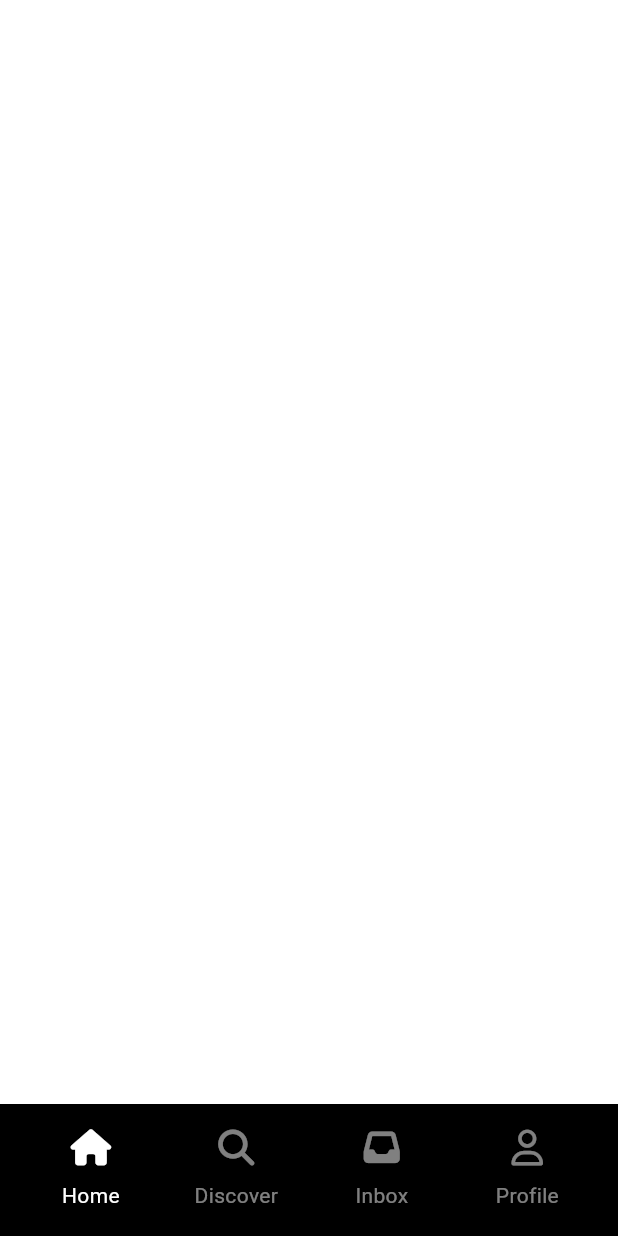
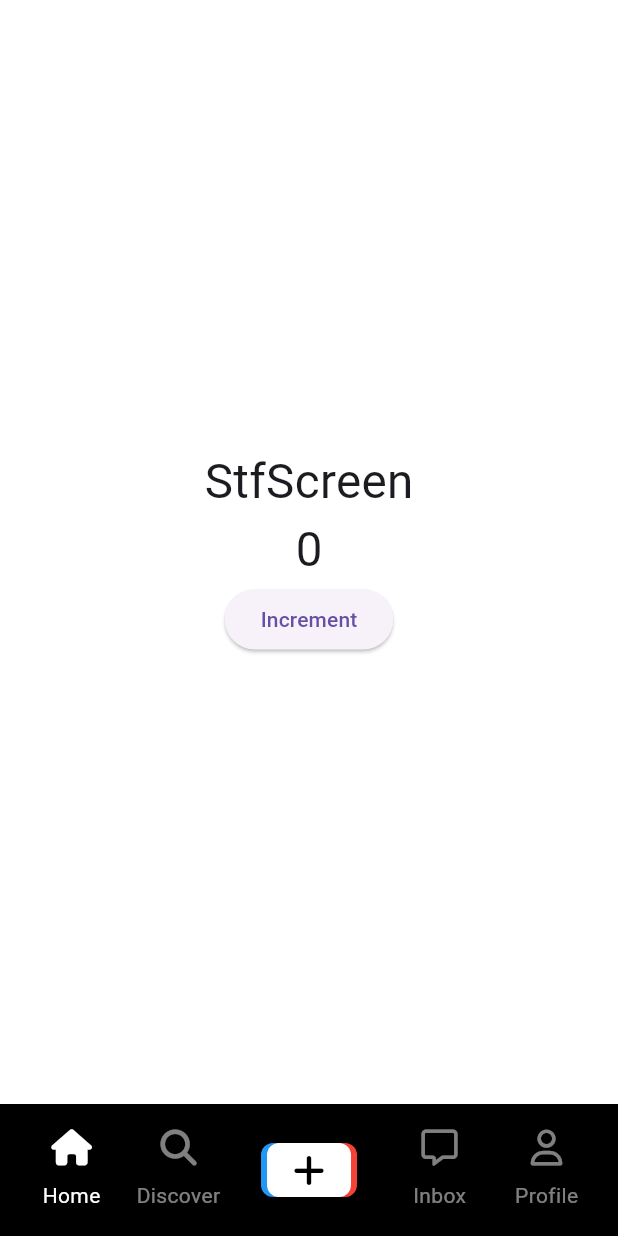
Before and after one commit to sigirace/tiktok_clone_v2, a Flutter app: the screen it shows after launch, on a phone screen of 412 x 824 dp. Run offline on Flutter 3.47's test engine with Material 3 defaults, Android fonts, the phone set to English and light mode, and no system bars; our stand-ins replace flutter_screenutil, font_awesome_flutter.

Commit message:
feat: stateful navigation & post video button

```diff
--- a/lib/features/main_navigation/main_navigation_screen.dart
+++ b/lib/features/main_navigation/main_navigation_screen.dart
@@ -1,6 +1,8 @@
 import 'package:flutter/material.dart';
 import 'package:font_awesome_flutter/font_awesome_flutter.dart';
+import 'package:tiktok_clone_v2/features/main_navigation/stf_screen.dart';
 import 'package:tiktok_clone_v2/features/main_navigation/widgets/nav_tab.dart';
+import 'package:tiktok_clone_v2/features/main_navigation/widgets/post_video_button.dart';
 
 import '../../constants/gaps.dart';
 import '../../constants/sizes.dart';
@@ -21,9 +23,54 @@
     });
   }
 
+  void _onPostVideo() {
+    Navigator.of(context).push(
+      MaterialPageRoute(
+        builder: (context) => Scaffold(
+          appBar: AppBar(
+            title: const Text("Record Video"),
+          ),
+        ),
+        fullscreenDialog: true,
+      ),
+    );
+  }
+
+  final screens = [
+    StfScreen(key: GlobalKey()),
+    StfScreen(key: GlobalKey()),
+    Container(),
+    StfScreen(key: GlobalKey()),
+    StfScreen(key: GlobalKey()),
+  ];
+
   @override
   Widget build(BuildContext context) {
     return Scaffold(
+      body: Stack(
+        children: [
+          Offstage(
+            offstage: _selectedIndex != 0,
+            child: screens.elementAt(0),
+          ),
+          Offstage(
+            offstage: _selectedIndex != 1,
+            child: screens.elementAt(1),
+          ),
+          Offstage(
+            offstage: _selectedIndex != 2,
+            child: screens.elementAt(2),
+          ),
+          Offstage(
+            offstage: _selectedIndex != 3,
+            child: screens.elementAt(3),
+          ),
+          Offstage(
+            offstage: _selectedIndex != 4,
+            child: screens.elementAt(4),
+          ),
+        ],
+      ),
       bottomNavigationBar: BottomAppBar(
         padding: const EdgeInsets.symmetric(
           horizontal: Sizes.size12,
@@ -32,6 +79,7 @@
         color: Colors.black,
         child: Row(
           mainAxisAlignment: MainAxisAlignment.spaceBetween,
+          crossAxisAlignment: CrossAxisAlignment.center,
           children: [
             NavTab(
               text: "Home",
@@ -45,15 +93,23 @@
               isSelected: _selectedIndex == 1,
               onTap: () => _onTap(1),
             ),
+            Gaps.h24,
+            GestureDetector(
+              onTap: _onPostVideo,
+              child: const PostVideoButton(),
+            ),
+            Gaps.h24,
             NavTab(
               text: "Inbox",
-              icon: FontAwesomeIcons.inbox,
+              icon: FontAwesomeIcons.message,
+              selectedIcon: FontAwesomeIcons.solidMessage,
               isSelected: _selectedIndex == 3,
               onTap: () => _onTap(3),
             ),
             NavTab(
               text: "Profile",
               icon: FontAwesomeIcons.user,
+              selectedIcon: FontAwesomeIcons.solidUser,
               isSelected: _selectedIndex == 4,
               onTap: () => _onTap(4),
             ),
--- /dev/null
+++ b/lib/features/main_navigation/stf_screen.dart
@@ -0,0 +1,42 @@
+import 'package:flutter/material.dart';
+import 'package:tiktok_clone_v2/constants/font_size.dart';
+
+class StfScreen extends StatefulWidget {
+  const StfScreen({super.key});
+
+  @override
+  State<StfScreen> createState() => _StfScreenState();
+}
+
+class _StfScreenState extends State<StfScreen> {
+  int _clicks = 0;
+
+  void _increment() {
+    setState(() {
+      _clicks++;
+    });
+  }
+
+  @override
+  Widget build(BuildContext context) {
+    return Center(
+      child: Column(
+        mainAxisAlignment: MainAxisAlignment.center,
+        children: [
+          Text(
+            'StfScreen',
+            style: TextStyle(fontSize: FontSizes.size30),
+          ),
+          Text(
+            '$_clicks',
+            style: TextStyle(fontSize: FontSizes.size30),
+          ),
+          ElevatedButton(
+            onPressed: _increment,
+            child: const Text('Increment'),
+          ),
+        ],
+      ),
+    );
+  }
+}
--- a/lib/features/main_navigation/widgets/nav_tab.dart
+++ b/lib/features/main_navigation/widgets/nav_tab.dart
@@ -10,11 +10,13 @@
     required this.isSelected,
     required this.icon,
     required this.onTap,
+    this.selectedIcon,
   });
 
   final String text;
   final bool isSelected;
   final IconData icon;
+  final IconData? selectedIcon;
   final VoidCallback onTap;
 
   @override
@@ -30,7 +32,7 @@
             mainAxisSize: MainAxisSize.min,
             children: [
               FaIcon(
-                icon,
+                isSelected ? selectedIcon ?? icon : icon,
                 color: Colors.white,
               ),
               Gaps.v10,
--- /dev/null
+++ b/lib/features/main_navigation/widgets/post_video_button.dart
@@ -0,0 +1,58 @@
+import 'package:flutter/material.dart';
+import 'package:font_awesome_flutter/font_awesome_flutter.dart';
+
+import '../../../constants/sizes.dart';
+
+class PostVideoButton extends StatelessWidget {
+  const PostVideoButton({
+    super.key,
+  });
+
+  @override
+  Widget build(BuildContext context) {
+    return Stack(
+      clipBehavior: Clip.none,
+      children: [
+        Positioned(
+          right: Sizes.size28,
+          child: Container(
+            width: Sizes.size32,
+            height: Sizes.size36,
+            decoration: BoxDecoration(
+              borderRadius: BorderRadius.circular(Sizes.size8),
+              color: Colors.blue,
+            ),
+          ),
+        ),
+        Positioned(
+          left: Sizes.size28,
+          child: Container(
+            width: Sizes.size32,
+            height: Sizes.size36,
+            decoration: BoxDecoration(
+              borderRadius: BorderRadius.circular(Sizes.size8),
+              color: Colors.red,
+            ),
+          ),
+        ),
+        Container(
+          padding: const EdgeInsets.symmetric(
+            horizontal: Sizes.size8,
+          ),
+          height: Sizes.size36,
+          width: Sizes.size56,
+          decoration: BoxDecoration(
+            color: Colors.white,
+            borderRadius: BorderRadius.circular(Sizes.size8),
+          ),
+          child: const Center(
+            child: FaIcon(
+              FontAwesomeIcons.plus,
+              color: Colors.black,
+            ),
+          ),
+        ),
+      ],
+    );
+  }
+}
```
